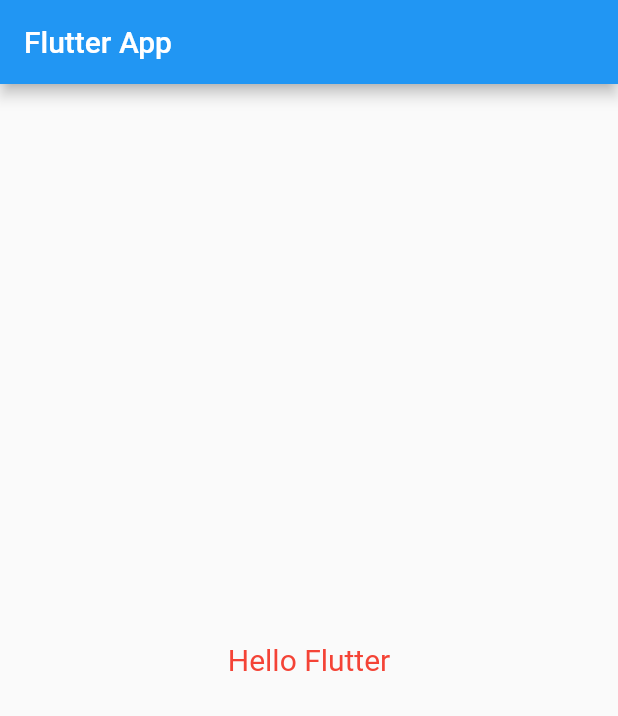
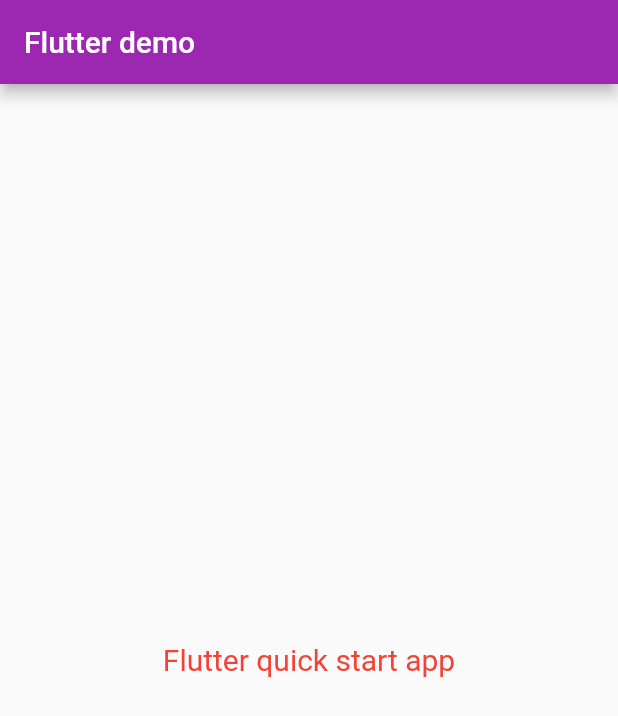
Before and after one commit to hhao99/flutter-ex01, a Flutter app: the screen it shows after launch, on a phone screen of 412 x 824 dp. Shown: the top 716 px of the screen. Run offline on Flutter 3.47's test engine with Material 2 defaults, Android fonts, the phone set to English and light mode, and no system bars.

Commit message:
add strings.dart lib

```diff
--- a/lib/main.dart
+++ b/lib/main.dart
@@ -1,4 +1,5 @@
 import 'package:flutter/material.dart';
+import 'strings.dart';
 
 void main() => runApp(MyApp());
 
@@ -7,17 +8,17 @@ class MyApp extends StatelessWidget {
   @override
   Widget build(BuildContext context) {
     return MaterialApp(
-      title: 'Flutter Demo',
+      title: Strings.title,
       theme: ThemeData(
-        primarySwatch: Colors.blue,
+        primarySwatch: Colors.purple,
       ),
       home: Scaffold(
         appBar: AppBar(
-          title: Text("Flutter App"),
+          title: Text(Strings.title),
         ),
         body: Center(
           child: Text(
-            "Hello Flutter",
+            Strings.welcome_message,
               style: TextStyle(
               fontSize: 20,
               color: Colors.red,
--- /dev/null
+++ b/lib/strings.dart
@@ -0,0 +1,4 @@
+class Strings {
+  static final title = "Flutter demo";
+  static final welcome_message = "Flutter quick start app";
+}
```
